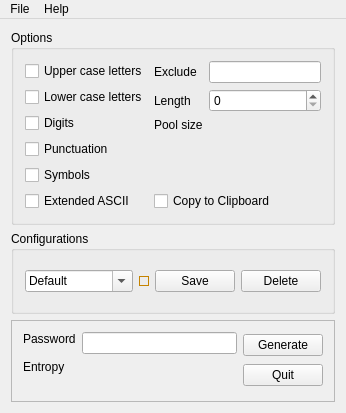
The window that mainwindow.ui (TimAllman/Password-Beaver) describes before a commit, drawn with Qt 5.
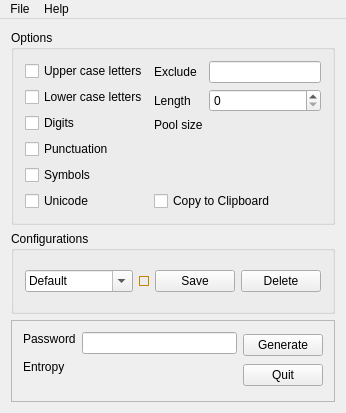
The same window after the commit. Icons and pictures are not drawn. Custom widgets are drawn as their Qt base class.

```diff
--- a/mainwindow.ui
+++ b/mainwindow.ui
@@ -92,7 +92,7 @@
          <item>
           <widget class="QCheckBox" name="extendedAsciiCheckBox">
            <property name="text">
-            <string>Extended ASCII</string>
+            <string>Unicode</string>
            </property>
           </widget>
          </item>
```
Left out of the diff: 2 changed lines with no effect on the pictures.
